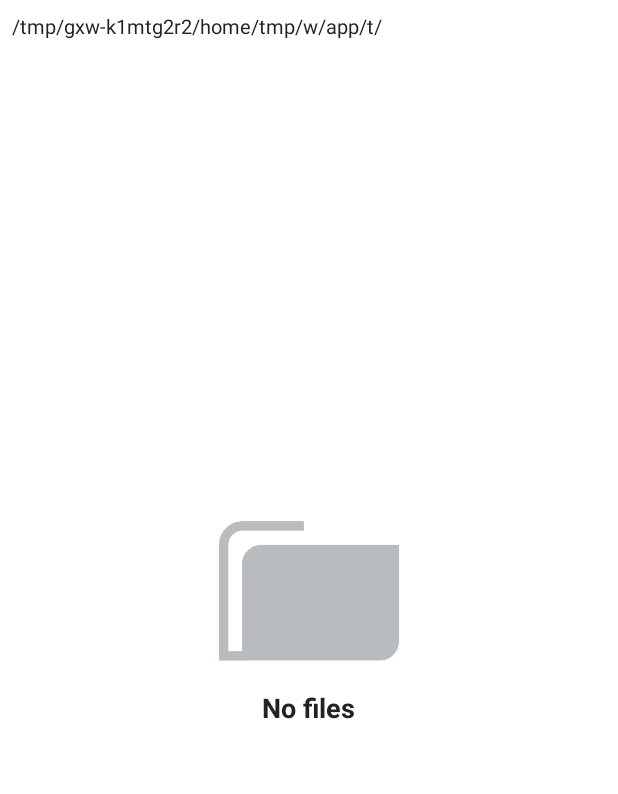
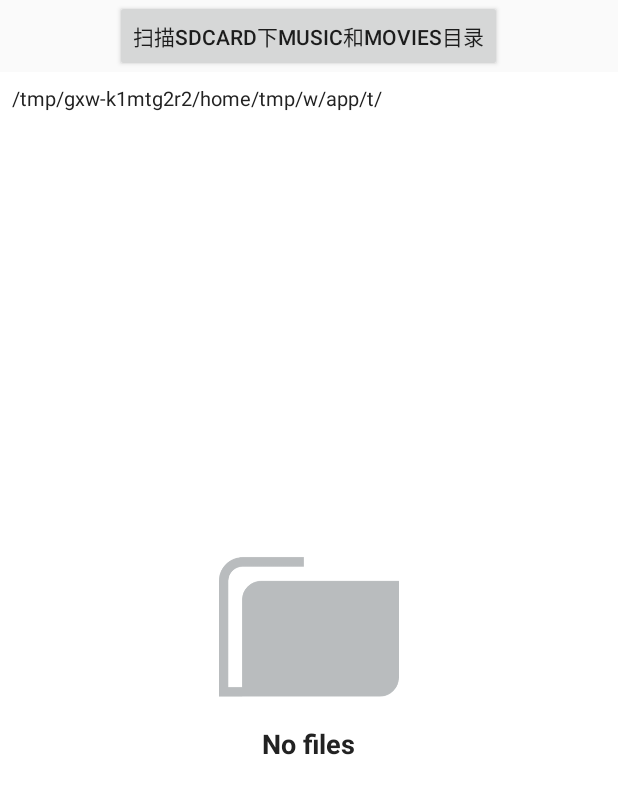
Before and after one commit to canghen/FileManagerTest, an Android app: the screen it shows after launch (MainActivity), on a phone screen of 412 x 824 dp. Shown: the top 794 px of the screen. Run offline under Robolectric (Android 15) with nearby library versions, the phone set to English and light mode, and no system bars; our stand-ins replace AdMob, CircleImageView; libraries missing offline, so code that uses them is left out: com.nineoldandroids.animation; 5 statements that could not run were skipped.

Commit message:
添加扫描媒体库功能

```diff
--- a/app/src/main/res/layout/app_bar_main.xml
+++ b/app/src/main/res/layout/app_bar_main.xml
@@ -1,11 +1,21 @@
 <?xml version="1.0" encoding="utf-8"?>
-<android.support.design.widget.CoordinatorLayout xmlns:android="http://schemas.android.com/apk/res/android"
+<RelativeLayout xmlns:android="http://schemas.android.com/apk/res/android"
     xmlns:tools="http://schemas.android.com/tools"
     android:layout_width="match_parent"
     android:layout_height="match_parent"
     android:fitsSystemWindows="true"
     tools:context="com.droids.tamada.filemanager.activity.MainActivity">
 
-    <include layout="@layout/content_main" />
+    <Button
+        android:id="@+id/scan"
+        android:text="扫描sdcard下Music和Movies目录"
+        android:layout_centerHorizontal="true"
+        android:layout_width="wrap_content"
+        android:layout_height="wrap_content" />
 
-</android.support.design.widget.CoordinatorLayout>
+    <include layout="@layout/content_main" android:layout_width="match_parent"
+        android:layout_height="match_parent"
+
+        android:layout_below="@id/scan"/>
+
+</RelativeLayout>
```
Also changed, not shown: app/src/main/java/com/droids/tamada/filemanager/activity/MainActivity.java (+15 -0 lines), app/src/main/java/com/droids/tamada/filemanager/helper/MediaScannerUtil.java (added, +86 -0 lines).
